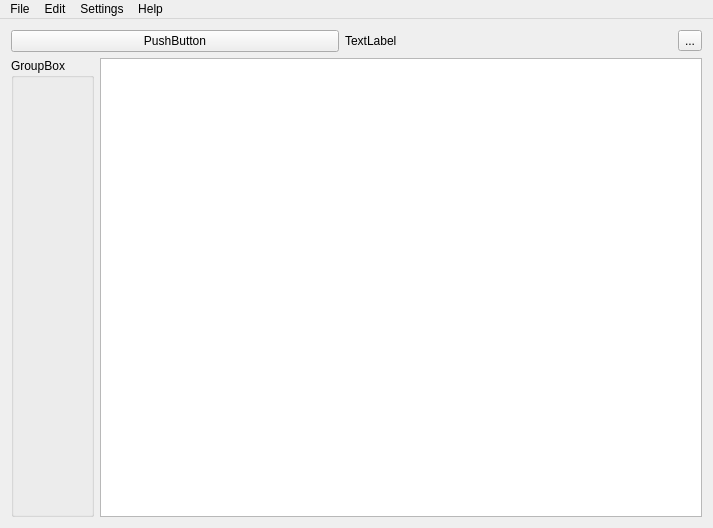
emperorofmars/maudio-editor-qt, file ui/mainwindow.ui: the form before one commit.
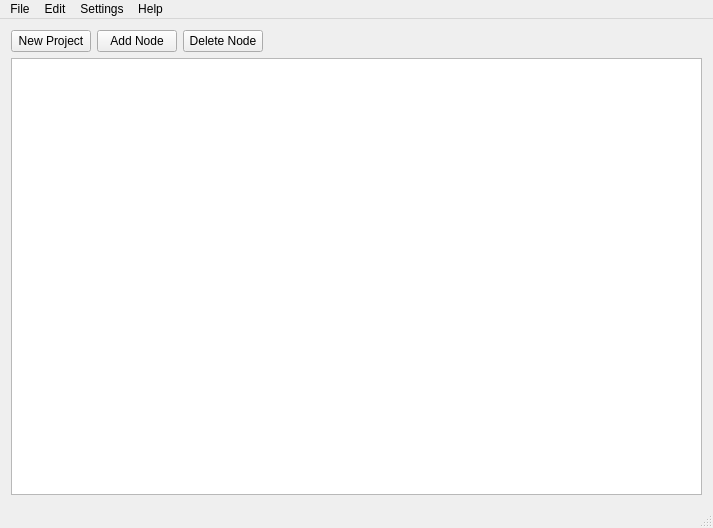
The form after the commit.

Commit message: cmake variable for debian package

Diff of the .ui file:
```diff
--- a/ui/mainwindow.ui
+++ b/ui/mainwindow.ui
@@ -19,38 +19,44 @@
      <layout class="QVBoxLayout" name="verticalLayout">
       <item>
        <layout class="QHBoxLayout" name="horizontalLayout">
+        <item>
+         <widget class="QPushButton" name="pushButton_3">
+          <property name="text">
+           <string>New Project</string>
+          </property>
+         </widget>
+        </item>
+        <item>
+         <widget class="QPushButton" name="pushButton_2">
+          <property name="text">
+           <string>Add Node</string>
+          </property>
+         </widget>
+        </item>
         <item>
          <widget class="QPushButton" name="pushButton">
           <property name="text">
-           <string>PushButton</string>
+           <string>Delete Node</string>
           </property>
          </widget>
         </item>
         <item>
-         <widget class="QLabel" name="label">
-          <property name="text">
-           <string>TextLabel</string>
+         <spacer name="horizontalSpacer">
+          <property name="orientation">
+           <enum>Qt::Horizontal</enum>
           </property>
-         </widget>
-        </item>
-        <item>
-         <widget class="QToolButton" name="toolButton">
-          <property name="text">
-           <string>...</string>
+          <property name="sizeHint" stdset="0">
+           <size>
+            <width>40</width>
+            <height>20</height>
+           </size>
           </property>
-         </widget>
+         </spacer>
         </item>
        </layout>
       </item>
       <item>
        <layout class="QHBoxLayout" name="horizontalLayout_2">
-        <item>
-         <widget class="QGroupBox" name="groupBox">
-          <property name="title">
-           <string>GroupBox</string>
-          </property>
-         </widget>
-        </item>
         <item>
          <widget class="QGraphicsView" name="graphicsView"/>
         </item>
@@ -108,6 +114,7 @@
    <addaction name="menuSettings"/>
    <addaction name="menuHelp"/>
   </widget>
+  <widget class="QStatusBar" name="statusBar"/>
   <action name="actionOpen_Project">
    <property name="text">
     <string>Open Project</string>
```
Left out of the diff: 7 changed lines with no effect on the pictures. The commit also changes 2 other files.
